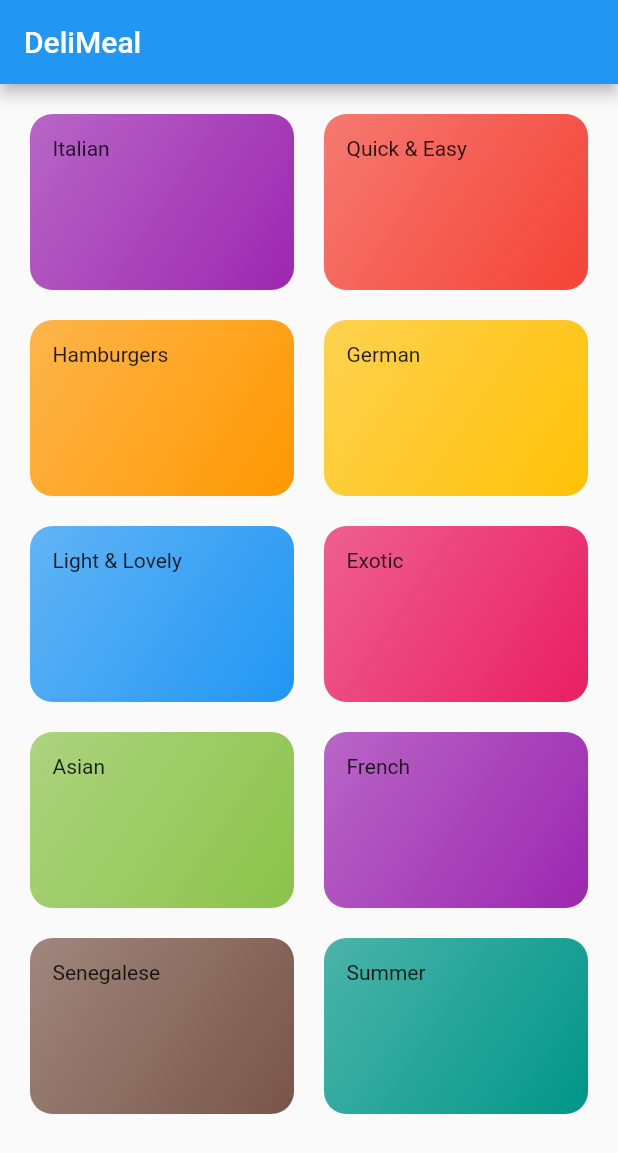
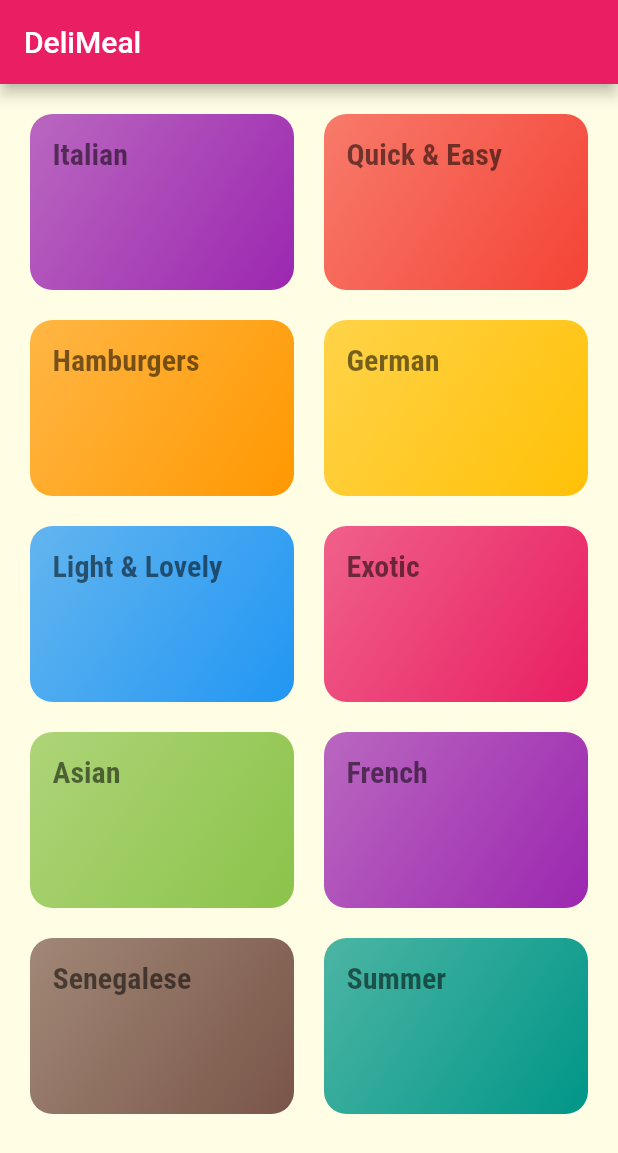
Before and after one commit to sngom1995/meals_app, a Flutter app: the screen it shows after launch, on a phone screen of 412 x 824 dp. Shown: the top 1153 px of the screen. Run offline on Flutter 3.47's test engine with Material 2 defaults, Android fonts, the phone set to English and light mode, and no system bars.

Commit message:
Application styling

```diff
--- a/lib/category_item.dart
+++ b/lib/category_item.dart
@@ -7,9 +7,12 @@ class CategoryItem extends StatelessWidget {
 
   @override
   Widget build(BuildContext context) {
-    return Container(
+    return InkWell(
+      onTap: () {},
+      splashColor: Theme.of(context).primaryColor,
+      borderRadius: BorderRadius.circular(15),
+      child: Container(
         padding: const EdgeInsets.all(15),
-      child: Text(title),
         decoration: BoxDecoration(
             gradient: LinearGradient(
               colors: [
@@ -21,6 +24,11 @@ class CategoryItem extends StatelessWidget {
             ),
             borderRadius: BorderRadius.circular(15)
         ),
+        child: Text(
+          title,
+          style: Theme.of(context).textTheme.headline1,
+        ),
+      ),
     );
   }
 }
--- /dev/null
+++ b/lib/category_meals_screen.dart
@@ -0,0 +1,19 @@
+import 'package:flutter/material.dart';
+
+class CategoryMealsScreen extends StatelessWidget {
+  const CategoryMealsScreen({super.key});
+
+  @override
+  Widget build(BuildContext context) {
+    return Scaffold(
+      appBar: AppBar(
+        title: const Text("Recipes"),
+      ),
+      body: const Center(
+        child: Text(
+          "Recipe for the Category",
+        ),
+      ),
+    );
+  }
+}
--- a/lib/main.dart
+++ b/lib/main.dart
@@ -23,7 +23,34 @@ class MyApp extends StatelessWidget {
         // or simply save your changes to "hot reload" in a Flutter IDE).
         // Notice that the counter didn't reset back to zero; the application
         // is not restarted.
-        primarySwatch: Colors.blue,
+          canvasColor: const Color.fromRGBO(255, 254, 229, 1),
+          fontFamily: 'Raleway',
+          textTheme: ThemeData.light().textTheme.copyWith(
+              bodyText1: const TextStyle(
+                color: Color.fromRGBO(
+                  20,
+                  51,
+                  51,
+                  1,
+                ),
+              ),
+              bodyText2: const TextStyle(
+                color: Color.fromRGBO(
+                  20,
+                  51,
+                  51,
+                  1,
+                ),
+              ),
+              headline1: const TextStyle(
+                  fontFamily: "RobotoCondensed",
+                  fontSize: 20,
+                  fontWeight: FontWeight.bold)),
+          colorScheme: ColorScheme.fromSwatch(
+            primarySwatch: Colors.pink,
+          ).copyWith(
+            secondary: Colors.amber,
+          )
       ),
       home: const CategoriesScreen(),
     );
```
Lines whose indentation alone changed are shown as unchanged.
